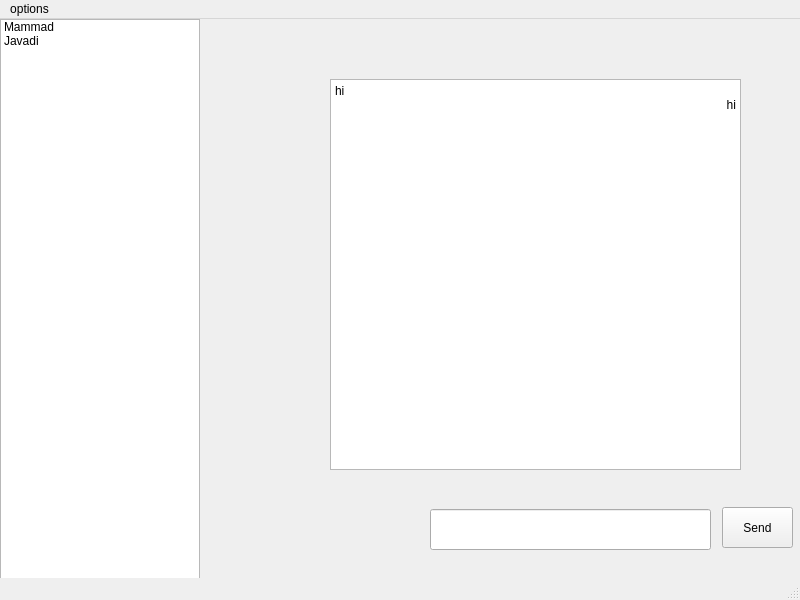
Before: the Qt Designer form Project_AA/safheasli.ui in AmirHasanTaban/IUT-Messanger, drawn with Qt 5.
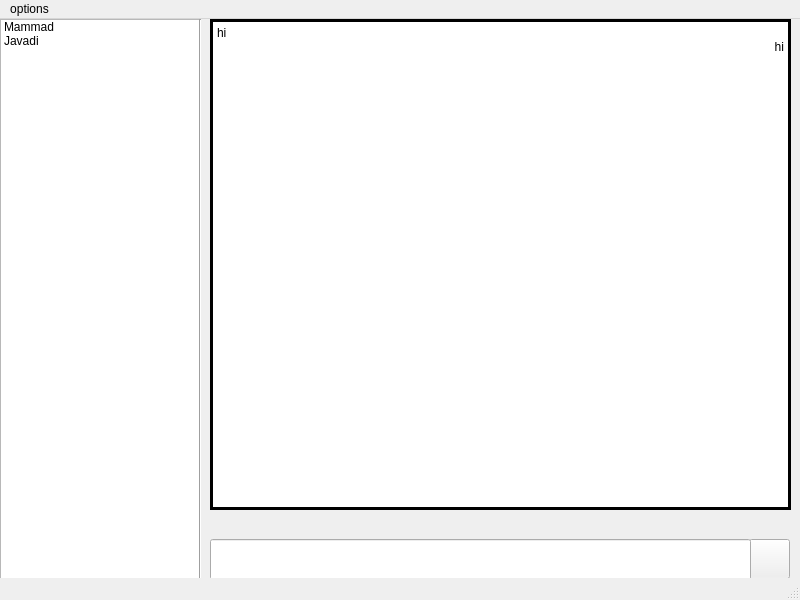
After: the same form once the commit is applied. Icons and pictures are not drawn.

The edit to the form file:
```diff
--- a/Project_AA/safheasli.ui
+++ b/Project_AA/safheasli.ui
@@ -47,12 +47,24 @@
      <widget class="QTextBrowser" name="textBrowser_asli">
       <property name="geometry">
        <rect>
-        <x>130</x>
-        <y>60</y>
-        <width>411</width>
-        <height>391</height>
+        <x>10</x>
+        <y>0</y>
+        <width>581</width>
+        <height>491</height>
        </rect>
       </property>
+      <property name="frameShape">
+       <enum>QFrame::Panel</enum>
+      </property>
+      <property name="frameShadow">
+       <enum>QFrame::Plain</enum>
+      </property>
+      <property name="lineWidth">
+       <number>3</number>
+      </property>
+      <property name="midLineWidth">
+       <number>0</number>
+      </property>
       <property name="html">
        <string>&lt;!DOCTYPE HTML PUBLIC &quot;-//W3C//DTD HTML 4.0//EN&quot; &quot;http://www.w3.org/TR/REC-html40/strict.dtd&quot;&gt;
 &lt;html&gt;&lt;head&gt;&lt;meta name=&quot;qrichtext&quot; content=&quot;1&quot; /&gt;&lt;meta charset=&quot;utf-8&quot; /&gt;&lt;style type=&quot;text/css&quot;&gt;
@@ -68,22 +80,32 @@
      <widget class="QPushButton" name="pushButton">
       <property name="geometry">
        <rect>
-        <x>522</x>
-        <y>488</y>
-        <width>71</width>
-        <height>41</height>
+        <x>549</x>
+        <y>520</y>
+        <width>41</width>
+        <height>40</height>
        </rect>
       </property>
       <property name="text">
-       <string>Send</string>
+       <string/>
+      </property>
+      <property name="icon">
+       <iconset>
+        <normaloff>send_logo.png</normaloff>send_logo.png</iconset>
+      </property>
+      <property name="iconSize">
+       <size>
+        <width>30</width>
+        <height>30</height>
+       </size>
       </property>
      </widget>
      <widget class="QLineEdit" name="lineEdit_asli">
       <property name="geometry">
        <rect>
-        <x>230</x>
-        <y>490</y>
-        <width>281</width>
+        <x>10</x>
+        <y>520</y>
+        <width>541</width>
         <height>41</height>
        </rect>
       </property>
@@ -91,6 +113,19 @@
     </widget>
     <widget class="QWidget" name="page_2"/>
    </widget>
+   <widget class="Line" name="line">
+    <property name="geometry">
+     <rect>
+      <x>190</x>
+      <y>0</y>
+      <width>20</width>
+      <height>561</height>
+     </rect>
+    </property>
+    <property name="orientation">
+     <enum>Qt::Vertical</enum>
+    </property>
+   </widget>
   </widget>
   <widget class="QMenuBar" name="menubar">
    <property name="geometry">
```
Left out of the diff: 2 changed lines with no effect on the pictures.
